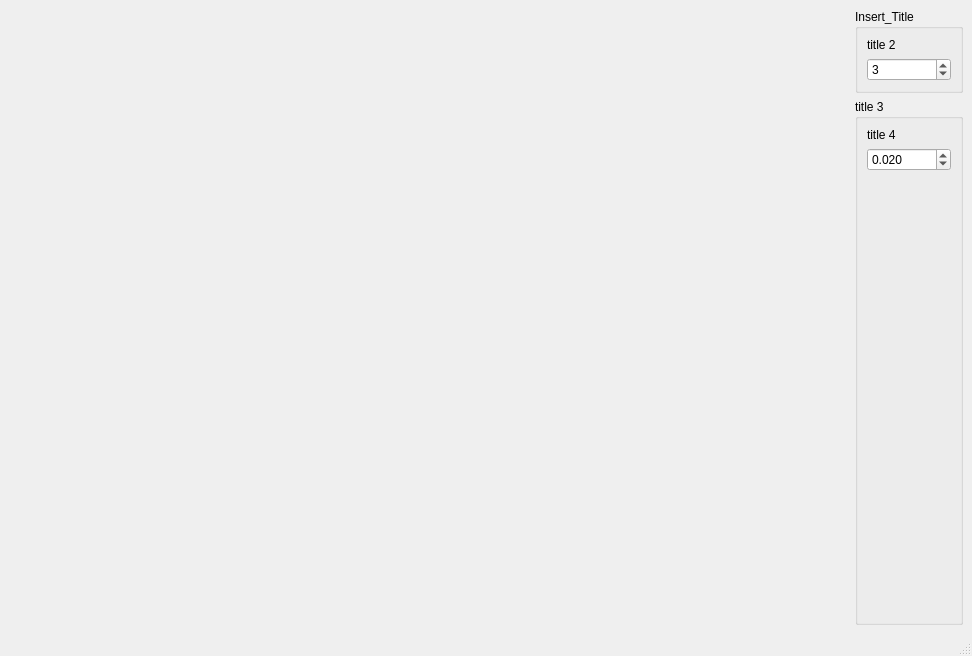
First picture: the form in ForestGenerator/ui/MainWindow.ui, repository BenCarey88/ForestGenerator, before the edit.
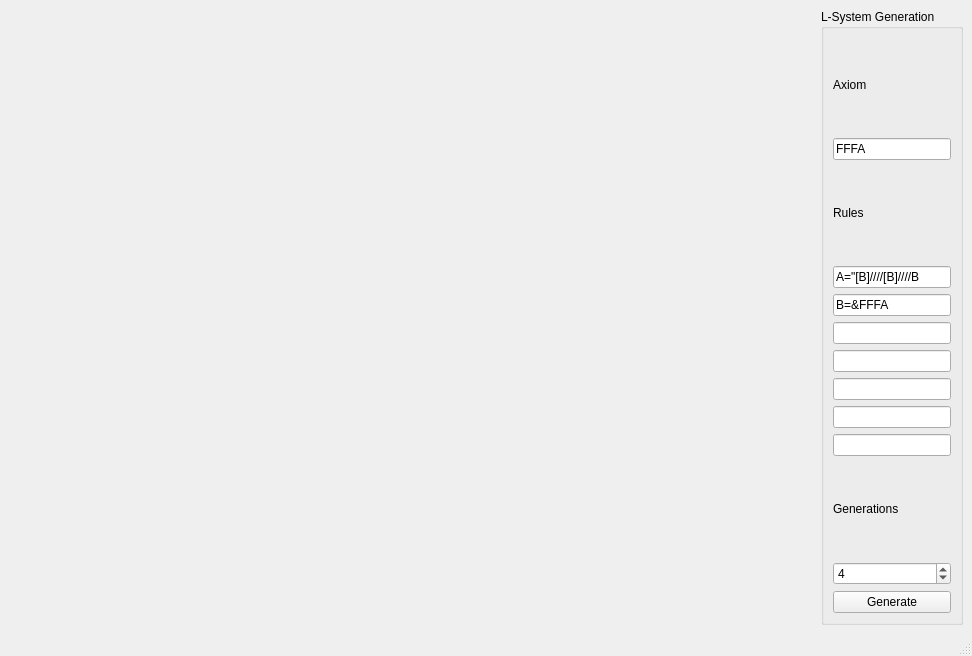
Second picture: the form after the edit.

Commit message: Added base UI for L-system generation, currently mimics the basics of the Houdini L-system node

```diff
--- a/ForestGenerator/ui/MainWindow.ui
+++ b/ForestGenerator/ui/MainWindow.ui
@@ -18,68 +18,133 @@
     <item row="0" column="1">
      <widget class="QGroupBox" name="s_transformGB">
       <property name="title">
-       <string>Insert_Title</string>
+       <string>L-System Generation</string>
       </property>
       <layout class="QGridLayout" name="gridLayout">
+       <item row="5" column="0">
+        <widget class="QLineEdit" name="m_rule3">
+         <property name="sizePolicy">
+          <sizepolicy hsizetype="Minimum" vsizetype="Fixed">
+           <horstretch>0</horstretch>
+           <verstretch>0</verstretch>
+          </sizepolicy>
+         </property>
+        </widget>
+       </item>
+       <item row="7" column="0">
+        <widget class="QLineEdit" name="m_rule5">
+         <property name="sizePolicy">
+          <sizepolicy hsizetype="Minimum" vsizetype="Fixed">
+           <horstretch>0</horstretch>
+           <verstretch>0</verstretch>
+          </sizepolicy>
+         </property>
+        </widget>
+       </item>
        <item row="0" column="0">
         <widget class="QLabel" name="label">
          <property name="text">
-          <string>title 2</string>
-         </property>
-        </widget>
-       </item>
-       <item row="1" column="0" colspan="2">
-        <widget class="QSpinBox" name="m_octaves">
-         <property name="minimum">
-          <number>1</number>
-         </property>
-         <property name="value">
-          <number>3</number>
-         </property>
-        </widget>
-       </item>
-      </layout>
-     </widget>
-    </item>
-    <item row="1" column="1">
-     <widget class="QGroupBox" name="s_drawGB">
-      <property name="title">
-       <string>title 3</string>
-      </property>
-      <layout class="QGridLayout" name="gridLayout_2">
-       <item row="4" column="0">
-        <spacer name="verticalSpacer">
-         <property name="orientation">
-          <enum>Qt::Vertical</enum>
-         </property>
-         <property name="sizeHint" stdset="0">
-          <size>
-           <width>20</width>
-           <height>40</height>
-          </size>
-         </property>
-        </spacer>
-       </item>
-       <item row="3" column="0">
-        <widget class="QDoubleSpinBox" name="m_tolerance">
-         <property name="decimals">
-          <number>3</number>
-         </property>
-         <property name="maximum">
-          <double>10000.000000000000000</double>
-         </property>
-         <property name="singleStep">
-          <double>0.010000000000000</double>
-         </property>
-         <property name="value">
-          <double>0.020000000000000</double>
+          <string>Axiom</string>
          </property>
         </widget>
        </item>
        <item row="2" column="0">
-        <widget class="QLabel" name="label_5">
+        <widget class="QLabel" name="label_2">
          <property name="text">
-          <string>title 4</string>
+          <string>Rules</string>
+         </property>
+        </widget>
+       </item>
+       <item row="3" column="0">
+        <widget class="QLineEdit" name="m_rule1">
+         <property name="sizePolicy">
+          <sizepolicy hsizetype="Minimum" vsizetype="Fixed">
+           <horstretch>0</horstretch>
+           <verstretch>0</verstretch>
+          </sizepolicy>
+         </property>
+         <property name="text">
+          <string>A=&quot;[B]////[B]////B</string>
+         </property>
+        </widget>
+       </item>
+       <item row="10" column="0">
+        <widget class="QLineEdit" name="m_rule7">
+         <property name="sizePolicy">
+          <sizepolicy hsizetype="Minimum" vsizetype="Fixed">
+           <horstretch>0</horstretch>
+           <verstretch>0</verstretch>
+          </sizepolicy>
+         </property>
+        </widget>
+       </item>
+       <item row="14" column="0">
+        <widget class="QPushButton" name="m_generate">
+         <property name="text">
+          <string>Generate</string>
+         </property>
+        </widget>
+       </item>
+       <item row="11" column="0">
+        <widget class="QLabel" name="label_3">
+         <property name="text">
+          <string>Generations</string>
+         </property>
+        </widget>
+       </item>
+       <item row="4" column="0">
+        <widget class="QLineEdit" name="m_rule2">
+         <property name="sizePolicy">
+          <sizepolicy hsizetype="Minimum" vsizetype="Fixed">
+           <horstretch>0</horstretch>
+           <verstretch>0</verstretch>
+          </sizepolicy>
+         </property>
+         <property name="text">
+          <string>B=&amp;FFFA</string>
+         </property>
+        </widget>
+       </item>
+       <item row="9" column="0">
+        <widget class="QLineEdit" name="m_rule6">
+         <property name="sizePolicy">
+          <sizepolicy hsizetype="Minimum" vsizetype="Fixed">
+           <horstretch>0</horstretch>
+           <verstretch>0</verstretch>
+          </sizepolicy>
+         </property>
+        </widget>
+       </item>
+       <item row="1" column="0">
+        <widget class="QLineEdit" name="m_axiom">
+         <property name="sizePolicy">
+          <sizepolicy hsizetype="Minimum" vsizetype="Fixed">
+           <horstretch>0</horstretch>
+           <verstretch>0</verstretch>
+          </sizepolicy>
+         </property>
+         <property name="text">
+          <string>FFFA</string>
+         </property>
+         <property name="maxLength">
+          <number>32765</number>
+         </property>
+        </widget>
+       </item>
+       <item row="6" column="0">
+        <widget class="QLineEdit" name="m_rule4">
+         <property name="sizePolicy">
+          <sizepolicy hsizetype="Minimum" vsizetype="Fixed">
+           <horstretch>0</horstretch>
+           <verstretch>0</verstretch>
+          </sizepolicy>
+         </property>
+        </widget>
+       </item>
+       <item row="12" column="0">
+        <widget class="QSpinBox" name="m_generation">
+         <property name="value">
+          <number>4</number>
          </property>
         </widget>
        </item>
```
The commit also changes 7 other files.
